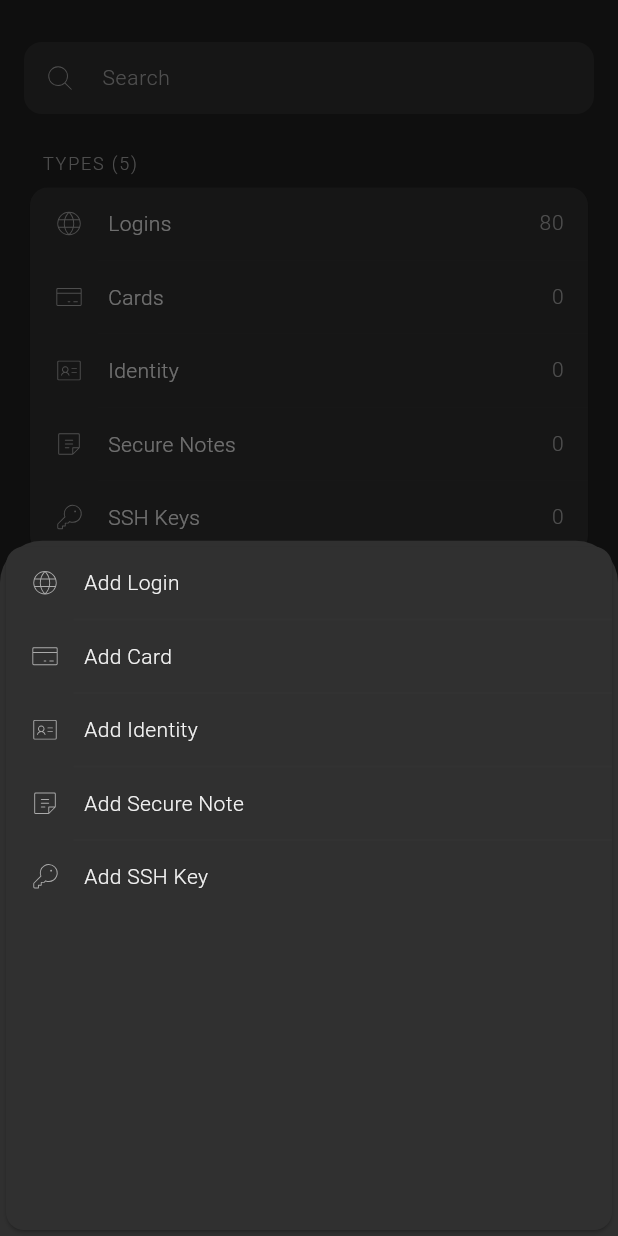
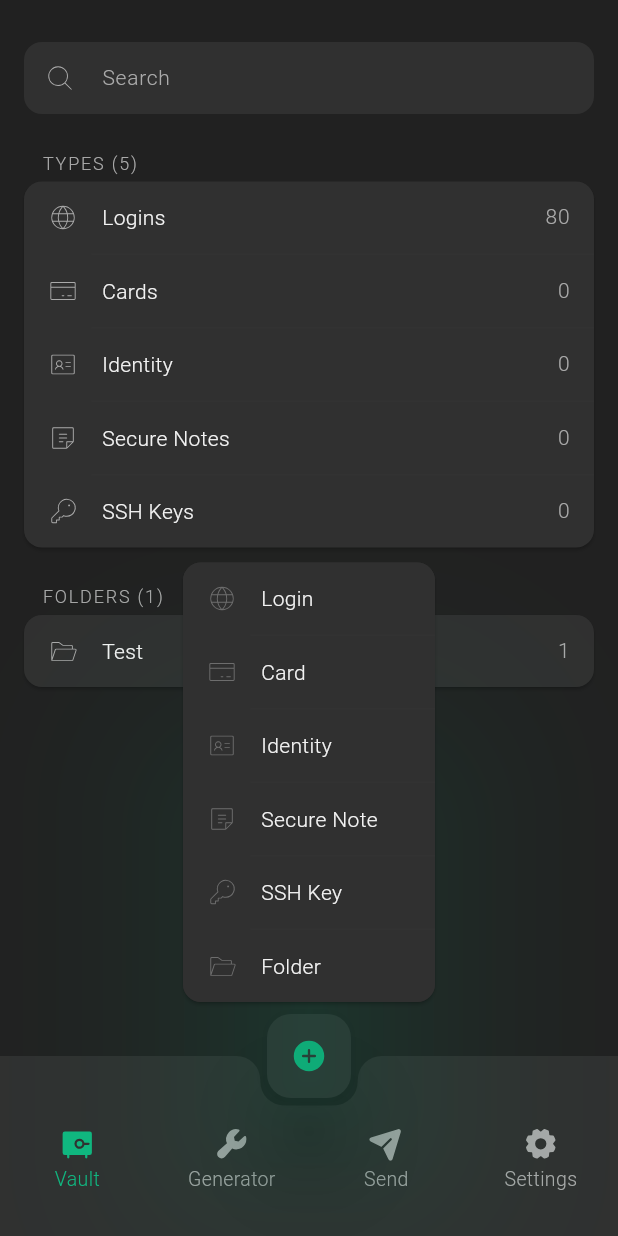
Before and after one commit to cyberfish-dev/pass-tool, a Flutter app: the screen it shows after launch, after a tap on an icon or button, on a phone screen of 412 x 824 dp. Run offline on Flutter 3.47's test engine with Material 3 defaults, Android fonts, the phone set to English and light mode, and no system bars; our stand-ins replace phosphor_flutter; Roboto replaces fonts that are missing (SFProText).

Commit message:
add menu

```diff
--- a/flutter_app/lib/actions/show_add_pass_menu.dart
+++ b/flutter_app/lib/actions/show_add_pass_menu.dart
@@ -2,11 +2,52 @@ import 'package:flutter/material.dart';
 import 'package:flutter_app/components/list_items.dart';
 import 'package:flutter_app/menu/action_items.dart';
 
-void showAddMenu(BuildContext context) {
-  showModalBottomSheet(
+void showAddMenu(BuildContext context, GlobalKey itemKey) {
+  _openPopupAboveFab(context, itemKey);
+}
+
+void _openPopupAboveFab(BuildContext context, GlobalKey itemKey) {
+  // 1) Grab the Overlay’s RenderBox
+  final overlay = Overlay.of(context)!.context.findRenderObject() as RenderBox;
+
+  // 2) Grab the FAB’s RenderBox
+  final fabBox = itemKey.currentContext!.findRenderObject() as RenderBox;
+
+  // 3) Convert FAB’s top-left into the Overlay’s coordinate space
+  final fabTopLeft = fabBox.localToGlobal(Offset.zero, ancestor: overlay);
+
+  // 4) Define how big your popup will be
+  const popupWidth = 168.0;
+  const popupHeight = 293.0;
+
+  // 5) Build a Rect where you want your popup to appear
+  final popupRect = Rect.fromLTWH(
+    fabTopLeft.dx + (fabBox.size.width  - popupWidth ) / 2,   // center under FAB
+    fabTopLeft.dy - popupHeight - 8,                          // above FAB + 8px gap
+    popupWidth,
+    popupHeight,
+  );
+
+  // 6) Compute the RelativeRect automatically
+  final position = RelativeRect.fromRect(popupRect, Offset.zero & overlay.size);
+
+  // 3. Show a popup menu at that position
+  showMenu(
     context: context,
-    builder: (ctx) => SafeArea(
-      child: ListItems(items: actions)
+    position: position,
+    menuPadding: EdgeInsets.zero,
+    shape: RoundedRectangleBorder(
+      borderRadius: BorderRadius.circular(12.0),
+
     ),
+    elevation: 65,
+    shadowColor: Theme.of(context).colorScheme.secondary.withAlpha(130),
+    items: [
+      PopupMenuItem(
+        padding: EdgeInsets.zero,
+        enabled: false,
+        child: ListItems(items: actions),
+      ),
+    ],
   );
 }
--- a/flutter_app/lib/components/list_items.dart
+++ b/flutter_app/lib/components/list_items.dart
@@ -11,6 +11,7 @@ class ListItems extends StatelessWidget {
   Widget build(BuildContext context) {
     return Card(
       clipBehavior: Clip.antiAlias,
+      margin: EdgeInsets.zero,
       child: Column(
         children: items.map((cat) {
           var isLast = items.last == cat;
--- a/flutter_app/lib/main.dart
+++ b/flutter_app/lib/main.dart
@@ -32,6 +32,7 @@ class MainLayout extends StatefulWidget {
 }
 
 class _MainLayoutState extends State<MainLayout> {
+  final GlobalKey _fabKey = GlobalKey();
   int _currentIndex = 0;
 
   void _onItemTapped(int index) {
@@ -76,7 +77,8 @@ class _MainLayoutState extends State<MainLayout> {
           FloatingActionButtonLocation.centerDocked,
       floatingActionButton: menuActions.containsKey(_currentIndex)
           ? FloatingActionButton(
-              onPressed: () => menuActions[_currentIndex]!(context),
+              key: _fabKey,
+              onPressed: () => menuActions[_currentIndex]!(context, _fabKey),
               shape: RoundedRectangleBorder(
                 borderRadius: BorderRadius.circular(
                   16,
--- a/flutter_app/lib/menu/action_items.dart
+++ b/flutter_app/lib/menu/action_items.dart
@@ -3,28 +3,33 @@ import 'package:phosphor_flutter/phosphor_flutter.dart';
 
 final List<ListItemModel> actions = [
   ListItemModel(
-    'Add Login',
+    'Login',
     PhosphorIcons.globe(PhosphorIconsStyle.thin),
     null,
   ),
   ListItemModel(
-    'Add Card',
+    'Card',
     PhosphorIcons.creditCard(PhosphorIconsStyle.thin),
     null,
   ),
   ListItemModel(
-    'Add Identity',
+    'Identity',
     PhosphorIcons.identificationCard(PhosphorIconsStyle.thin),
     null,
   ),
   ListItemModel(
-    'Add Secure Note',
+    'Secure Note',
     PhosphorIcons.note(PhosphorIconsStyle.thin),
     null,
   ),
   ListItemModel(
-    'Add SSH Key',
+    'SSH Key',
     PhosphorIcons.key(PhosphorIconsStyle.thin),
     null,
   ),
+    ListItemModel(
+    'Folder',
+    PhosphorIcons.folderOpen(PhosphorIconsStyle.thin),
+    null,
+  ),
 ];
--- a/flutter_app/lib/menu/menu_items.dart
+++ b/flutter_app/lib/menu/menu_items.dart
@@ -29,10 +29,10 @@ final List<BottomNavigationBarItem> navItems = <BottomNavigationBarItem>[
   ),
 ];
 
-typedef ContextAction = void Function(BuildContext context);
+typedef ContextAction = void Function(BuildContext context, GlobalKey itemKey);
 
 final Map<int, ContextAction> menuActions = {
-  0: (context) {
-    showAddMenu(context);
+  0: (context, itemKey) {
+    showAddMenu(context, itemKey);
   }
 };
--- a/flutter_app/lib/screens/vault_screen.dart
+++ b/flutter_app/lib/screens/vault_screen.dart
@@ -13,7 +13,9 @@ class VaultScreen extends StatefulWidget {
 }
 
 class _VaultScreenState extends State<VaultScreen> {
+
   String _searchText = '';
+
   final List<ListItemModel> _folders = [
     ListItemModel('Test', PhosphorIcons.folderOpen(PhosphorIconsStyle.thin), 1),
   ];
```
